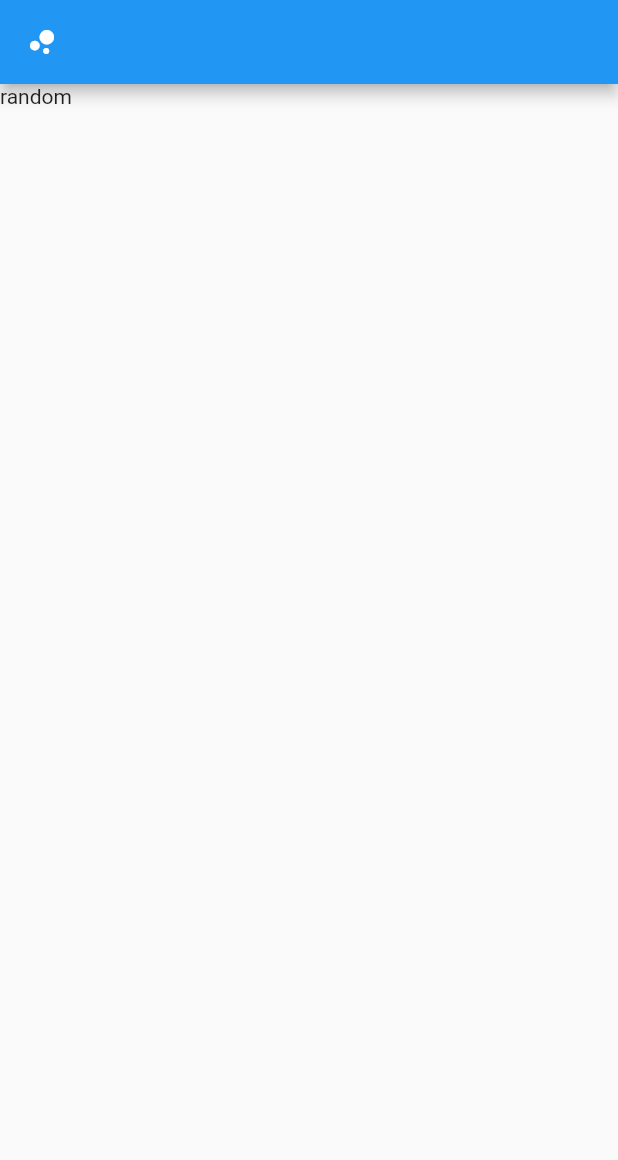
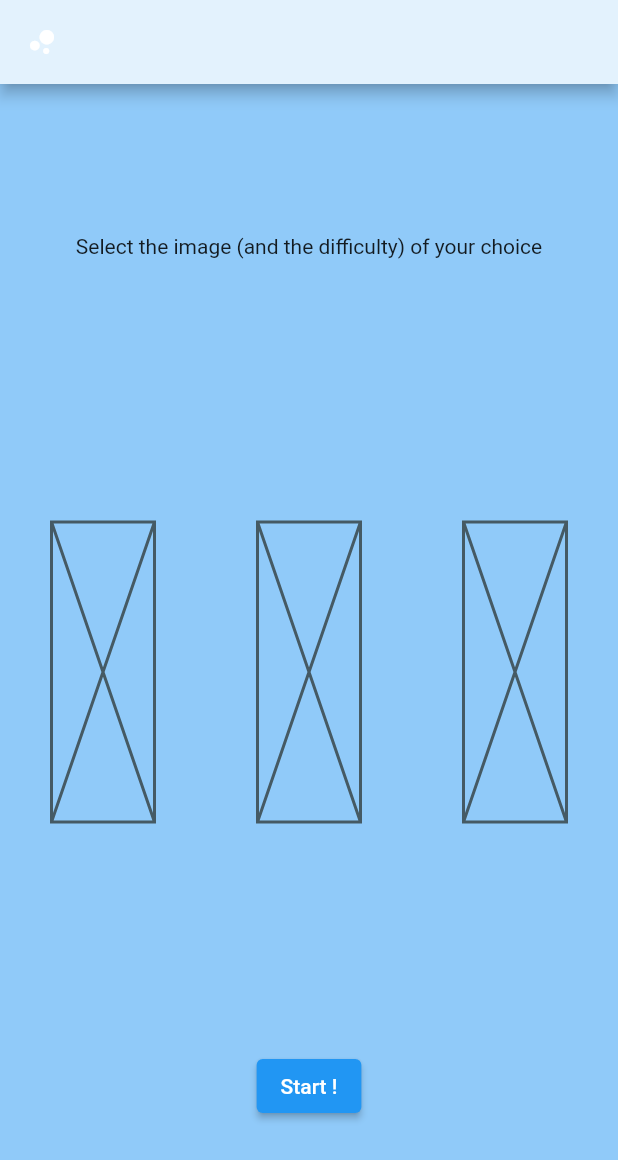
Before and after one commit to DrozdAllan/mypuzzle, a Flutter app: the screen it shows after launch, on a phone screen of 412 x 824 dp. Shown: the top 1160 px of the screen. Run offline on Flutter 3.47's test engine with Material 2 defaults, Android fonts, the phone set to English and light mode, and no system bars; our stand-ins replace flutter_riverpod.

Commit message:
added a game screen through Random Puzzle, TODO: make the waveclip move when changing tab + implement puzzling game

```diff
--- a/lib/screens/import_puzzle.dart
+++ b/lib/screens/import_puzzle.dart
@@ -12,8 +12,12 @@ class ImportPuzzle extends StatefulWidget {
 class _ImportPuzzleState extends State<ImportPuzzle> {
   @override
   Widget build(BuildContext context) {
-    return Container(
-      child: Text('import'),
-    );
+    return Column(mainAxisAlignment: MainAxisAlignment.spaceAround, children: [
+      const Padding(
+        padding: EdgeInsets.symmetric(vertical: 24.0),
+        child: Text("Import an image to make it into a puzzle"),
+      ),
+      ElevatedButton(onPressed: () {}, child: Text('Select Image')),
+    ]);
   }
 }
--- a/lib/screens/mobile/mobile_layout.dart
+++ b/lib/screens/mobile/mobile_layout.dart
@@ -3,6 +3,7 @@ import 'package:flutter_riverpod/flutter_riverpod.dart';
 
 import 'package:mypuzzle/providers/view_index_provider.dart';
 import 'package:mypuzzle/screens/about.dart';
+import 'package:mypuzzle/screens/game.dart';
 import 'package:mypuzzle/screens/import_puzzle.dart';
 import 'package:mypuzzle/screens/random_puzzle.dart';
 import 'package:mypuzzle/screens/stats.dart';
@@ -40,6 +41,7 @@ class _MobileLayoutState extends ConsumerState<MobileLayout>
     ImportPuzzle(),
     Stats(),
     About(),
+    Game(),
   ];
 
   @override
@@ -66,14 +68,18 @@ class _MobileLayoutState extends ConsumerState<MobileLayout>
                         bottomLeft: Radius.circular(100.0 * _controller.value)),
                     // clipper: MyClipper(controllerValue: _controller.value),
                     child: Scaffold(
+                        // backgroundColor: Colors.blue[200],
                         appBar: AppBar(
+                          backgroundColor: Colors.blue[50],
                           leading: IconButton(
                               onPressed: () {
                                 toggle();
                               },
                               icon: const Icon(Icons.bubble_chart)),
                         ),
-                        body: screens.elementAt(index)),
+                        body: Container(
+                            color: Colors.blue[200],
+                            child: screens.elementAt(index))),
                   ),
                 )
               ],
--- a/lib/screens/random_puzzle.dart
+++ b/lib/screens/random_puzzle.dart
@@ -1,6 +1,8 @@
 import 'package:flutter/material.dart';
+import 'package:flutter_riverpod/flutter_riverpod.dart';
+import 'package:mypuzzle/providers/view_index_provider.dart';
 
-class RandomPuzzle extends StatefulWidget {
+class RandomPuzzle extends ConsumerStatefulWidget {
   const RandomPuzzle({Key? key}) : super(key: key);
 
   static const routeName = '/random';
@@ -9,17 +11,34 @@ class RandomPuzzle extends StatefulWidget {
   _RandomPuzzleState createState() => _RandomPuzzleState();
 }
 
-class _RandomPuzzleState extends State<RandomPuzzle> {
+class _RandomPuzzleState extends ConsumerState<RandomPuzzle> {
   @override
   Widget build(BuildContext context) {
-    return
-        //  Expanded(
-        //   child:
-        Column(
-      children: [
-        Text('random'),
-      ],
-      //   ),
-    );
+    final notifier = ref.read(viewIndexProvider.notifier);
+    return Column(mainAxisAlignment: MainAxisAlignment.spaceAround, children: [
+      const Padding(
+        padding: EdgeInsets.symmetric(vertical: 24.0),
+        child: Text("Select the image (and the difficulty) of your choice"),
+      ),
+      Row(
+        mainAxisAlignment: MainAxisAlignment.spaceAround,
+        children: [
+          SizedBox(
+              width: MediaQuery.of(context).size.width / 6,
+              height: 200,
+              child: Placeholder()),
+          SizedBox(
+              width: MediaQuery.of(context).size.width / 6,
+              height: 200,
+              child: Placeholder()),
+          SizedBox(
+              width: MediaQuery.of(context).size.width / 6,
+              height: 200,
+              child: Placeholder()),
+        ],
+      ),
+      ElevatedButton(
+          onPressed: () => notifier.changeIndex(4), child: Text('Start !'))
+    ]);
   }
 }
```
Also changed, not shown: lib/screens/about.dart (+6 -3 lines), lib/screens/desktop/desktop_layout.dart (+47 -58 lines), lib/screens/game.dart (added, +32 -0 lines), lib/screens/stats.dart (+22 -3 lines), pubspec.lock.
